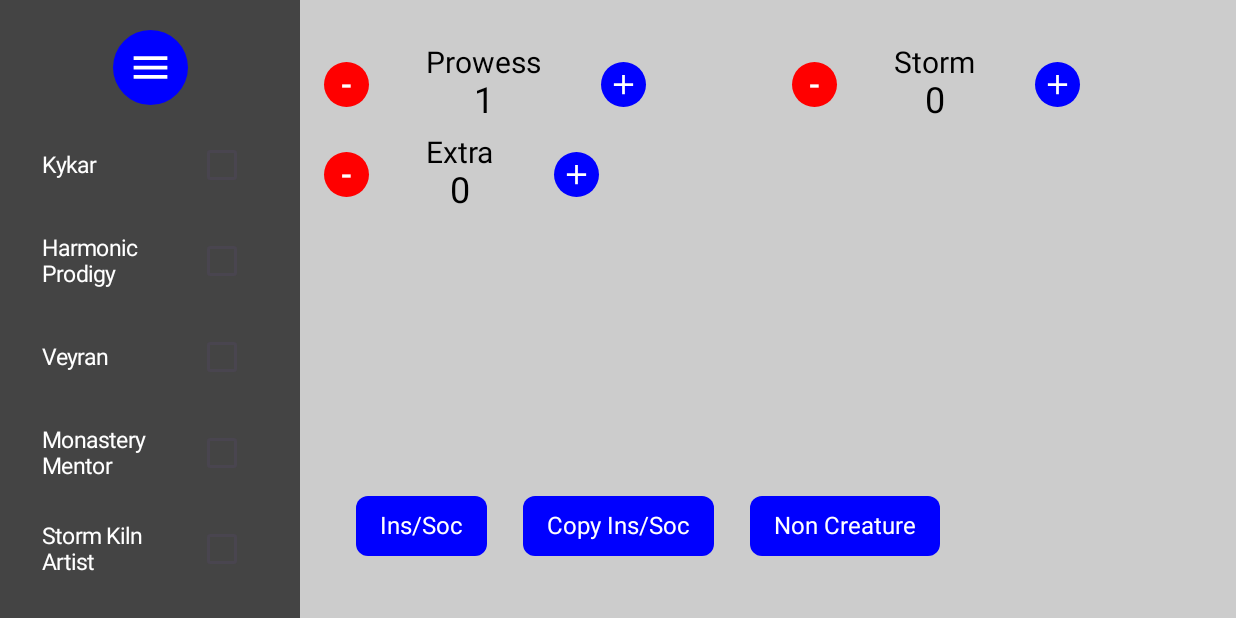
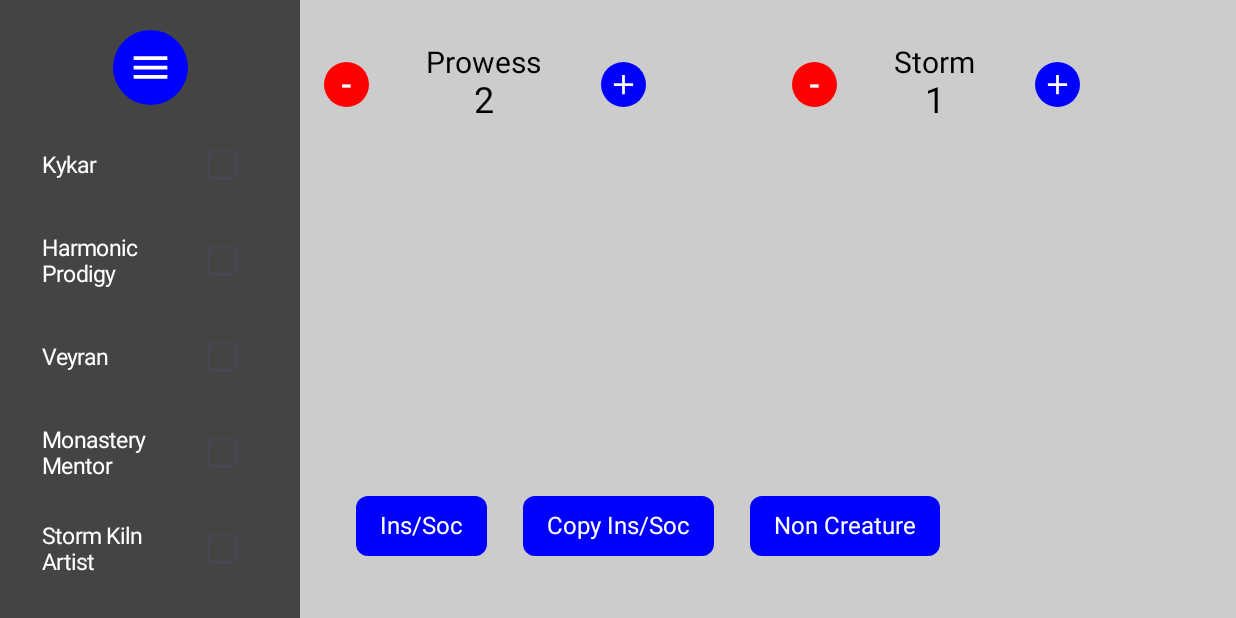
Before and after one commit to PriteshPatel3/SaltSlinger, an Android app built with Jetpack Compose: the screen it shows after launch (MainActivity), after a tap on "Ins/Soc", on a phone screen of 824 x 412 dp (held sideways). Run offline under Robolectric (Android 15) with nearby library versions, the phone set to English and light mode, and no system bars; our stand-ins replace Dagger/Hilt's generated code; 2 other taps on this screen came first.

Commit message:
added remembersavable to sidepanel item added HiltViewModel to save and load GameResources

```diff
--- a/app/build.gradle.kts
+++ b/app/build.gradle.kts
@@ -2,6 +2,8 @@ plugins {
     alias(libs.plugins.android.application)
     alias(libs.plugins.kotlin.android)
     alias(libs.plugins.kotlin.compose)
+    id("com.google.dagger.hilt.android")
+    id("kotlin-kapt") // Required for annotation processing
 }
 
 android {
@@ -56,4 +58,7 @@ dependencies {
     androidTestImplementation(libs.androidx.ui.test.junit4)
     debugImplementation(libs.androidx.ui.tooling)
     debugImplementation(libs.androidx.ui.test.manifest)
+    implementation("androidx.hilt:hilt-navigation-compose:1.0.0")
+    implementation("com.google.dagger:hilt-android:2.50") // Use latest version
+    kapt("com.google.dagger:hilt-android-compiler:2.50")
 }
--- a/app/src/main/java/com/example/myapplication/MainActivity.kt
+++ b/app/src/main/java/com/example/myapplication/MainActivity.kt
@@ -1,5 +1,6 @@
 package com.example.myapplication
 
+import android.app.Application
 import com.example.myapplication.getItemsByTriggerType
 import android.os.Bundle
 import androidx.activity.ComponentActivity
@@ -42,6 +43,8 @@ import androidx.compose.runtime.getValue
 import androidx.compose.runtime.mutableStateMapOf
 import androidx.compose.runtime.mutableStateOf
 import androidx.compose.runtime.remember
+import androidx.compose.runtime.saveable.listSaver
+import androidx.compose.runtime.saveable.rememberSaveable
 import androidx.compose.runtime.setValue
 import androidx.compose.ui.Alignment
 import androidx.compose.ui.Modifier
@@ -51,11 +54,19 @@ import androidx.compose.ui.text.TextStyle
 import androidx.compose.ui.unit.Dp
 import androidx.compose.ui.unit.dp
 import androidx.compose.ui.unit.sp
+import androidx.lifecycle.viewmodel.compose.viewModel
 import kotlin.reflect.KMutableProperty0
 import com.example.myapplication.models.GameResources
 import com.example.myapplication.models.Item
 import com.example.myapplication.cast
+import com.example.myapplication.castGeneral
+import com.example.myapplication.view.GameViewModel
+import dagger.hilt.android.HiltAndroidApp
+
 //import com.example.myapplication.
+
+@HiltAndroidApp
+class MyApp : Application()
 
 class MainActivity : ComponentActivity() {
     override fun onCreate(savedInstanceState: Bundle?) {
@@ -75,12 +86,13 @@ class MainActivity : ComponentActivity() {
 @Composable
 fun GameResourceTracker() {
 //    var gameResources by remember { mutableStateOf(GameResources()) }
-    val gameResources = remember { GameResources() }
-    var isPanelExpanded by remember { mutableStateOf(false) } // State for panel
-
+    val viewModel: GameViewModel = viewModel()
+    val gameResources = viewModel.gameResources.value
+//    val gameResources = remember { GameResources() }
+//    var isPanelExpanded by remember { mutableStateOf(false) }
     // Animate the panel width
     val panelWidth by animateDpAsState(
-        targetValue = if (isPanelExpanded) 200.dp else 60.dp, // Expanded: 200dp, Shrunk: 60dp
+        targetValue = if (gameResources.isPanelExpanded.value) 200.dp else 60.dp, // Expanded: 200dp, Shrunk: 60dp
     )
 
     // This inits random items with item class structure
@@ -119,7 +131,16 @@ fun GameResourceTracker() {
     )
 
     // States of SidePanelItem are tracked here
-    val checkedStates = remember {
+    val checkedStates = rememberSaveable(
+        saver = listSaver(
+            save = { it.toList() },  // Convert state map to a list of pairs
+            restore = { list ->
+                mutableStateMapOf<String, Boolean>().apply {
+                    list.forEach { (key, value) -> put(key, value) }
+                }
+            }
+        )
+    ) {
         mutableStateMapOf<String, Boolean>().apply {
             items.forEach { put(it.code, false) } // Initialize all as unchecked
         }
@@ -146,10 +167,10 @@ fun GameResourceTracker() {
             ) {
                 // Toggle Button
                 Button(
-                    onClick = { isPanelExpanded = !isPanelExpanded },
+                    onClick = { gameResources.isPanelExpanded.value = !gameResources.isPanelExpanded.value },
                     modifier = Modifier
                         .padding(bottom = 8.dp)
-                        .size(if (isPanelExpanded) 50.dp else 40.dp), // Increase size for visibility
+                        .size(if (gameResources.isPanelExpanded.value) 50.dp else 40.dp), // Increase size for visibility
                     colors = ButtonDefaults.buttonColors(containerColor = Color.Blue),
                     contentPadding = PaddingValues(0.dp) // Remove default padding
                 ) {
@@ -162,7 +183,7 @@ fun GameResourceTracker() {
                 }
 
                 // Panel Content (visible when expanded)
-                if (isPanelExpanded) {
+                if (gameResources.isPanelExpanded.value) {
 
 
                     Column (
@@ -205,7 +226,6 @@ fun GameResourceTracker() {
         ) {
             CounterColumn("Prowess", gameResources.prowess.value, { gameResources.prowess.value++ }, { gameResources.prowess.value-- }, Modifier.weight(1f))
             CounterColumn("Storm", gameResources.storm.value, { gameResources.storm.value++ }, { gameResources.storm.value-- }, Modifier.weight(1f))
-            CounterColumn("Extra", gameResources.extraResource.value, { gameResources.extraResource.value++ }, { gameResources.extraResource.value-- }, Modifier.weight(1f))
 
             if (checkedStates["kykar"] == true) {
 //                CounterColumn("Spirit", spirit, { spirit += spiritIncrement }, { spirit-- }, Modifier.weight(1f))
@@ -227,9 +247,22 @@ fun GameResourceTracker() {
             verticalArrangement = Arrangement.Bottom // Align content to bottom
         ) {
 //            CastColumn("Creature", {})
-            CastColumn("Ins/Soc", { cast("noncreature", gameResources, items, checkedStates ); cast("magecraft", gameResources, items, checkedStates ) })
-            CastColumn("Copy Ins/Soc", { cast("magecraft", gameResources, items, checkedStates ) })
-            CastColumn("Non Creature", { cast("noncreature", gameResources, items, checkedStates ) })
+            CastColumn("Ins/Soc", {
+                cast("noncreature", gameResources, items, checkedStates );
+                cast("magecraft", gameResources, items, checkedStates );
+                castGeneral("storm", gameResources);
+                castGeneral("prowess", gameResources);
+            })
+
+            CastColumn("Copy Ins/Soc", {
+                cast("magecraft", gameResources, items, checkedStates );
+            })
+
+            CastColumn("Non Creature", {
+                cast("noncreature", gameResources, items, checkedStates );
+                castGeneral("storm", gameResources);
+                castGeneral("prowess", gameResources);
+            })
         }
         }
     }
--- a/app/src/main/java/com/example/myapplication/models/GameResources.kt
+++ b/app/src/main/java/com/example/myapplication/models/GameResources.kt
@@ -22,7 +22,8 @@ data class GameResources(
     val storm: MutableState<Int> = mutableStateOf(0),
     val monk: MutableState<Int> = mutableStateOf(0),
     val extraResource: MutableState<Int> = mutableStateOf(0),
-    val isPanelExpanded: Boolean = false
+//    val isPanelExpanded: Boolean = false
+    var isPanelExpanded: MutableState<Boolean> = mutableStateOf(false)
 ) {
     val resourceMap: Map<String, MutableState<Int>> = mapOf(
         "spirit" to spirit,
--- a/app/src/main/java/com/example/myapplication/utils.kt
+++ b/app/src/main/java/com/example/myapplication/utils.kt
@@ -29,3 +29,12 @@ fun cast(
         }
     }
 }
+
+fun castGeneral(
+    resourceType: String,
+    gameResources: GameResources,
+) {
+    gameResources.resourceMap[resourceType]?.let { resourceState ->
+        resourceState.value++
+    }
+}
--- /dev/null
+++ b/app/src/main/java/com/example/myapplication/view/GameViewModel.kt
@@ -0,0 +1,13 @@
+package com.example.myapplication.view
+
+import androidx.compose.runtime.mutableStateOf
+import androidx.lifecycle.ViewModel
+import com.example.myapplication.models.GameResources
+import com.example.myapplication.models.Item
+import dagger.hilt.android.lifecycle.HiltViewModel
+import javax.inject.Inject
+
+@HiltViewModel
+class GameViewModel @Inject constructor() : ViewModel() {
+    var gameResources = mutableStateOf(GameResources())
+}
--- a/build.gradle.kts
+++ b/build.gradle.kts
@@ -3,4 +3,5 @@ plugins {
     alias(libs.plugins.android.application) apply false
     alias(libs.plugins.kotlin.android) apply false
     alias(libs.plugins.kotlin.compose) apply false
+    id("com.google.dagger.hilt.android") version "2.50" apply false
 }
```
